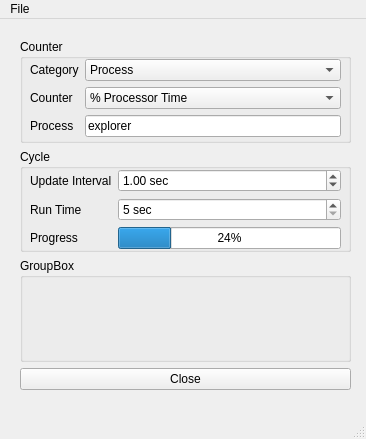
Above: CPython/Blipper/ui/blipper.ui from TiE23/somethingjunk before the change. Below: the same form after it.
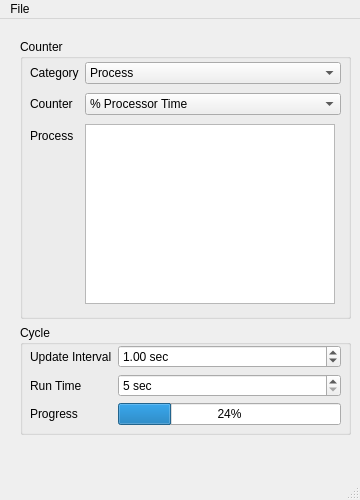
That is the form after the change.

Commit message: Process selector tool implemented. Realizing that I really need to look into multi-threading sooner rather than later.

What changed in the file:
```diff
--- a/CPython/Blipper/ui/blipper.ui
+++ b/CPython/Blipper/ui/blipper.ui
@@ -6,10 +6,28 @@
    <rect>
     <x>0</x>
     <y>0</y>
-    <width>366</width>
-    <height>439</height>
+    <width>360</width>
+    <height>500</height>
    </rect>
   </property>
+  <property name="minimumSize">
+   <size>
+    <width>360</width>
+    <height>497</height>
+   </size>
+  </property>
+  <property name="sizeIncrement">
+   <size>
+    <width>0</width>
+    <height>0</height>
+   </size>
+  </property>
+  <property name="baseSize">
+   <size>
+    <width>0</width>
+    <height>0</height>
+   </size>
+  </property>
   <property name="windowTitle">
    <string>Blipper</string>
   </property>
@@ -20,12 +38,18 @@
       <x>20</x>
       <y>20</y>
       <width>331</width>
-      <height>351</height>
+      <height>421</height>
      </rect>
     </property>
     <layout class="QVBoxLayout" name="verticalLayout">
      <item>
       <widget class="QGroupBox" name="groupBoxCounter">
+       <property name="minimumSize">
+        <size>
+         <width>0</width>
+         <height>280</height>
+        </size>
+       </property>
        <property name="title">
         <string>Counter</string>
        </property>
@@ -41,13 +65,19 @@
           <x>10</x>
           <y>20</y>
           <width>311</width>
-          <height>80</height>
+          <height>251</height>
          </rect>
         </property>
         <layout class="QFormLayout" name="formLayout">
          <property name="fieldGrowthPolicy">
           <enum>QFormLayout::AllNonFixedFieldsGrow</enum>
          </property>
+         <property name="rowWrapPolicy">
+          <enum>QFormLayout::DontWrapRows</enum>
+         </property>
+         <property name="verticalSpacing">
+          <number>6</number>
+         </property>
          <item row="0" column="0">
           <widget class="QLabel" name="labelCategory">
            <property name="text">
@@ -88,15 +118,12 @@
           </widget>
          </item>
          <item row="2" column="1">
-          <widget class="QLineEdit" name="lineEditProcess">
-           <property name="text">
-            <string>explorer</string>
-           </property>
-           <property name="maxLength">
-            <number>100</number>
-           </property>
-           <property name="placeholderText">
-            <string>program name</string>
+          <widget class="QListWidget" name="listWidgetProcesses">
+           <property name="maximumSize">
+            <size>
+             <width>250</width>
+             <height>180</height>
+            </size>
            </property>
           </widget>
          </item>
@@ -106,6 +133,12 @@
      </item>
      <item>
       <widget class="QGroupBox" name="groupBoxCycle">
+       <property name="minimumSize">
+        <size>
+         <width>0</width>
+         <height>110</height>
+        </size>
+       </property>
        <property name="title">
         <string>Cycle</string>
        </property>
@@ -193,28 +226,17 @@
       </widget>
      </item>
      <item>
-      <widget class="QGroupBox" name="groupBox_3">
-       <property name="title">
-        <string>GroupBox</string>
+      <spacer name="verticalSpacer">
+       <property name="orientation">
+        <enum>Qt::Vertical</enum>
        </property>
-       <widget class="QWidget" name="widget" native="true">
-        <property name="geometry">
-         <rect>
-          <x>10</x>
-          <y>20</y>
-          <width>311</width>
-          <height>71</height>
-         </rect>
-        </property>
-       </widget>
-      </widget>
-     </item>
-     <item>
-      <widget class="QPushButton" name="pushButtonClose">
-       <property name="text">
-        <string>Close</string>
+       <property name="sizeHint" stdset="0">
+        <size>
+         <width>20</width>
+         <height>40</height>
+        </size>
        </property>
-      </widget>
+      </spacer>
      </item>
     </layout>
    </widget>
@@ -224,7 +246,7 @@
     <rect>
      <x>0</x>
      <y>0</y>
-     <width>366</width>
+     <width>360</width>
      <height>21</height>
     </rect>
    </property>
```
Left out of the diff: 81 changed lines with no effect on the pictures. The commit also changes 2 other files.
